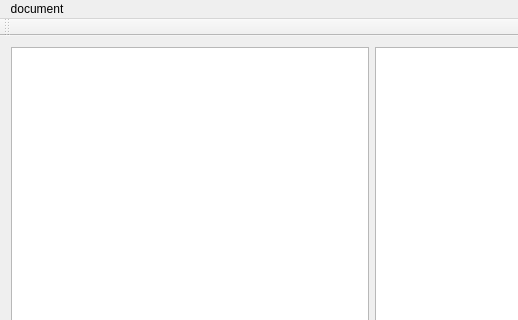
Before: the Qt Designer form MainWindow.ui in themasch/QtMarkdown, drawn with Qt 5; both pictures show x 0 to 518 and y 0 to 320 of the 743 by 556 pixel window.
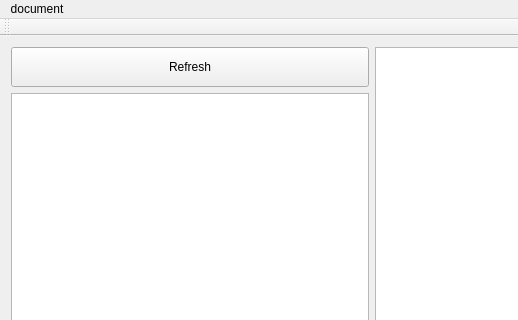
After: the same form once the commit is applied.

Commit message: markdown raus

The edit to the form file:
```diff
--- a/MainWindow.ui
+++ b/MainWindow.ui
@@ -16,7 +16,24 @@
   <widget class="QWidget" name="centralWidget">
    <layout class="QHBoxLayout" name="horizontalLayout">
     <item>
-     <widget class="QPlainTextEdit" name="plainTextEdit"/>
+     <layout class="QVBoxLayout" name="verticalLayout">
+      <item>
+       <widget class="QPushButton" name="pushButton">
+        <property name="minimumSize">
+         <size>
+          <width>0</width>
+          <height>40</height>
+         </size>
+        </property>
+        <property name="text">
+         <string>Refresh</string>
+        </property>
+       </widget>
+      </item>
+      <item>
+       <widget class="QPlainTextEdit" name="plainTextEdit"/>
+      </item>
+     </layout>
     </item>
     <item>
      <widget class="QTextBrowser" name="textBrowser"/>
```
The commit also changes 2 other files.
